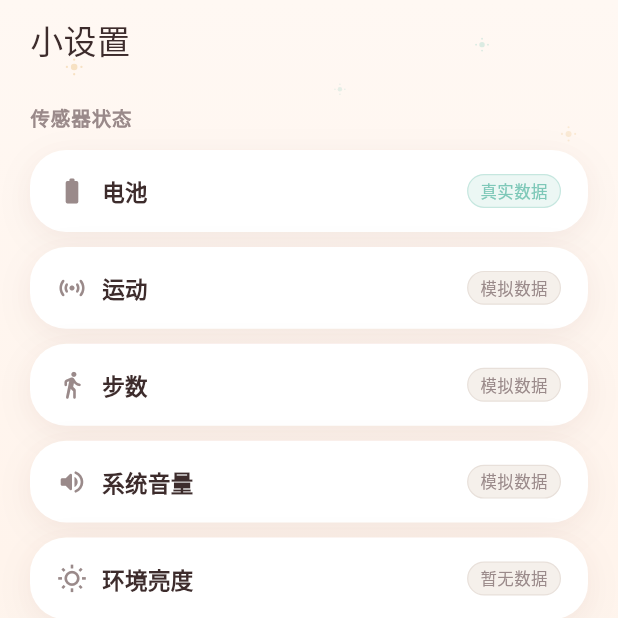
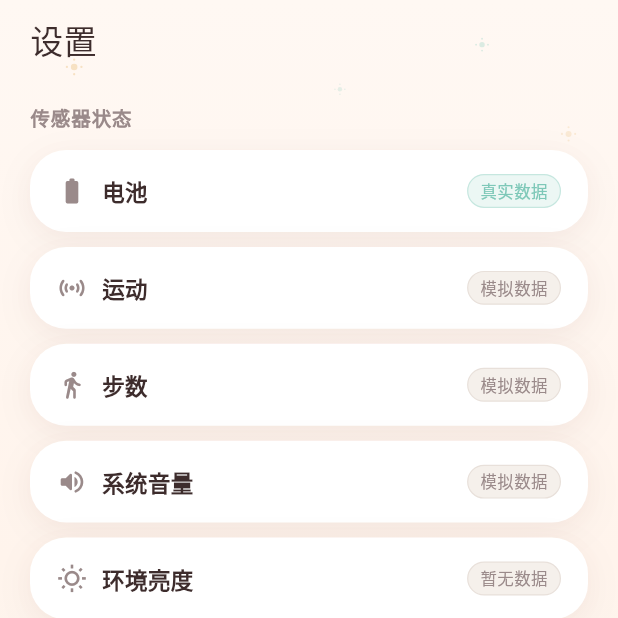
Before and after one commit to Lotus1717/NothingLab, a Flutter app: the screen it shows after launch, item 3 of the bottom bar chosen, on a phone screen of 412 x 824 dp, the top half of it. Run offline on Flutter 3.47's test engine with Material 3 defaults, Android fonts, the phone set to English and light mode, and no system bars; our stand-ins replace battery_plus, cross_file, permission_handler, sensors_plus, share_plus, shared_preferences; missing offline and left inert: flutter_local_ai, light, pedometer_2, screen_brightness, volume_controller; Roboto replaces fonts that are missing (ZCOOLKuaiLe); project files that could hold a hidden picture were left out.

Commit message:
feat: 扩充模板库至100条，设置页/收藏按钮文案优化

```diff
--- a/lib/screens/settings_page.dart
+++ b/lib/screens/settings_page.dart
@@ -289,7 +289,7 @@ class _SettingsPageState extends State<SettingsPage> {
             crossAxisAlignment: CrossAxisAlignment.start,
             children: [
               const SizedBox(height: 12),
-              Text('小设置', style: AppTheme.pageTitle(context)),
+              Text('设置', style: AppTheme.pageTitle(context)),
               const SizedBox(height: 20),
               const SectionHeader(title: '传感器状态'),
               _SettingRow(
--- a/lib/services/ai_service.dart
+++ b/lib/services/ai_service.dart
@@ -318,6 +318,176 @@ class AiService extends ChangeNotifier {
         '环境光线${d.ambientLight}勒克斯时，你眼角余光会多捕捉到${((d.ambientLight % 3) + 1)}粒灰尘',
     (SensorData d) =>
         '${d.timeHint}音量${d.volume}%时，接下来适合做创意的白日梦',
+    (SensorData d) =>
+        '电量${d.battery ?? 50}%的此刻，你的第${((d.battery ?? 50) % 6) + 1}个app正在后台偷看你的位置',
+    (SensorData d) =>
+        '步数${d.steps}不达5000，你今天吃下的第${((d.battery ?? 50) % 3) + 1}口零食会多长0.2克',
+    (SensorData d) =>
+        '亮度${d.brightness}%时，你解锁手机的姿势比${d.dayPhase}平均歪了${((d.brightness % 5) + 1) * 0.3}度',
+    (SensorData d) =>
+        '根据你${d.isMoving ? "正在走" : "没在走"}的状态，你的下一杯水会在${((d.battery ?? 50) % 12) + 3}分钟后被想起',
+    (SensorData d) =>
+        '电量${d.battery ?? 50}%时，你的表情包选择速度会慢${((d.battery ?? 50) % 4 + 1) * 0.15}秒',
+    (SensorData d) =>
+        '步数${d.steps}的此刻，你的蓝牙耳机里飘着一首你最近哼过的歌',
+    (SensorData d) =>
+        '系统音量${d.volume}%时，你下一个短视频会重复播放${((d.volume % 3) + 1)}遍',
+    (SensorData d) =>
+        '电量${d.battery ?? 50}%这个数字，和你上一次看时间的秒数有着隐秘的联系',
+    (SensorData d) =>
+        '${d.dayPhase}的亮度${d.brightness}%下，你会在${((d.brightness % 4) + 1)}分钟后想起一条该回没回的消息',
+    (SensorData d) =>
+        '步数${d.steps}，你的大拇指今天已经滑过了相当于${(d.steps ~/ 30) + 1}层楼的高度',
+    (SensorData d) =>
+        '电量${d.battery ?? 50}%时，你接下来刷到的第${((d.battery ?? 50) % 5) + 2}条内容会让你笑出声',
+    (SensorData d) =>
+        '系统音量${d.volume}%说明你周围环境噪声约${((d.volume % 6) + 1) * 10}分贝',
+    (SensorData d) =>
+        '${d.isMoving ? "正在走动中" : "保持静止"}的你，会在${((d.battery ?? 50) % 6) + 2}分钟内改变一次坐姿',
+    (SensorData d) =>
+        '步数${d.steps}步，你今天的第${(d.steps ~/ 200 % 6) + 1}次解锁手机时会有新通知',
+    (SensorData d) =>
+        '电量${d.battery ?? 50}%时你的瞳孔比${d.dayPhase}平均值小了${((d.battery ?? 50) % 5 + 1) * 0.05}毫米',
+    (SensorData d) =>
+        '环境光线${d.ambientLight}勒克斯时，你会误以为有人看了你一眼——但其实没有',
+    (SensorData d) =>
+        '亮度${d.brightness}%的屏幕前，你的眼皮比${d.dayPhase}早${((d.brightness % 3) + 1)}分钟开始发沉',
+    (SensorData d) =>
+        '步数${d.steps}步说明你今天活动量排在第${(d.steps ~/ 500 % 10) + 1}百分位',
+    (SensorData d) =>
+        '电量${d.battery ?? 50}%时你在搜索栏输入的下一句话会少${((d.battery ?? 50) % 3) + 1}个字',
+    (SensorData d) =>
+        '${d.timeHint}的你，手腕温度比${d.isMoving ? "运动" : "静止"}状态高了${((d.battery ?? 50) % 5 + 1) * 0.1}℃',
+    (SensorData d) =>
+        '系统音量${d.volume}%时你错过了一条${((d.volume % 10) + 1)}秒的语音消息',
+    (SensorData d) =>
+        '步数${d.steps}的今天，你第${(d.steps ~/ 100 % 10) + 1}次看手机时会被自己的屏保可爱到',
+    (SensorData d) =>
+        '电量${d.battery ?? 50}%的这个瞬间，你的手机已经替你做了${((d.battery ?? 50) * 3 + d.steps % 50)}个决定',
+    (SensorData d) =>
+        '亮度${d.brightness}%下你的眼睛调节速度比理想值慢了${((d.brightness % 3) + 1) * 0.05}秒',
+    (SensorData d) =>
+        '步数${d.steps}，你今天的第${(d.steps ~/ 80 % 8) + 1}次深呼吸会比上一次浅${((d.battery ?? 50) % 3 + 1)}%',
+    (SensorData d) =>
+        '${d.dayPhase}的${d.timeHint}，你的专注力还剩${((d.battery ?? 50) % 30) + 40}%',
+    (SensorData d) =>
+        '电量${d.battery ?? 50}%时你刷到的下一条视频${d.isMoving ? "有" : "没有"}猫',
+    (SensorData d) =>
+        '步数${d.steps}步时，你口袋里的钥匙串比${d.dayPhase}早${((d.battery ?? 50) % 5 + 1)}分钟发出声响',
+    (SensorData d) =>
+        '屏幕亮度${d.brightness}%的此刻，你手机的色温比标准暖了${((d.brightness % 4) + 1) * 50}K',
+    (SensorData d) =>
+        '电量${d.battery ?? 50}%时你打开的第${((d.battery ?? 50) % 4) + 1}个app会弹出一个你不需要的更新',
+    (SensorData d) =>
+        '系统音量${d.volume}%意味着你周围的空气振动频率在${((d.volume % 8) + 1) * 100}赫兹左右',
+    (SensorData d) =>
+        '步数${d.steps}步的你，右脚比左脚多承担了${(d.steps % 13) + 3}%的体重',
+    (SensorData d) =>
+        '${d.timeHint}的你能量槽还剩${((d.battery ?? 50) % 40) + 20}%，建议补充糖分',
+    (SensorData d) =>
+        '电量${d.battery ?? 50}%时你打出下一句话的平均字间距会宽${((d.battery ?? 50) % 3 + 1) * 0.1}像素',
+    (SensorData d) =>
+        '步数${d.steps}步，你今天已经消耗了约${(d.steps ~/ 20) + 1}颗M豆的热量',
+    (SensorData d) =>
+        '屏幕亮度${d.brightness}%时你解锁的方式比${d.dayPhase}多了${((d.brightness % 3) + 1)}次误触',
+    (SensorData d) =>
+        '${d.isMoving ? "移动状态" : "静止状态"}下，你的呼吸间隔比${d.dayPhase}多了${((d.battery ?? 50) % 4 + 1) * 0.1}秒',
+    (SensorData d) =>
+        '电量${d.battery ?? 50}%的此刻，${d.dayPhase}的风正在${d.isMoving ? "和你同一个方向" : "从你身边经过"}',
+    (SensorData d) =>
+        '步数${d.steps}时你口袋里的耳机线打了${(d.steps % 5) + 1}个结',
+    (SensorData d) =>
+        '系统音量${d.volume}%时你听到的下一声通知会比你想象中响${((d.volume % 3) + 1) * 0.2}倍',
+    (SensorData d) =>
+        '亮度${d.brightness}%的屏幕前，你的蓝光摄入量已达今日建议值的${((d.brightness % 5) + 1) * 15}%',
+    (SensorData d) =>
+        '电量${d.battery ?? 50}%时你的手机比${d.dayPhase}开始时重了${((d.battery ?? 50) % 3 + 1) * 0.01}克',
+    (SensorData d) =>
+        '步数${d.steps}步的你，今天已经划过了相当于${(d.steps ~/ 200) + 1}个足球场的屏幕',
+    (SensorData d) =>
+        '${d.timeHint}保持${d.isMoving ? "移动" : "静止"}会让你今晚的梦多${((d.battery ?? 50) % 5 + 1)}种颜色',
+    (SensorData d) =>
+        '电量${d.battery ?? 50}%时你手机的陀螺仪比你更清楚你现在的姿势',
+    (SensorData d) =>
+        '屏幕亮度${d.brightness}%时，你的眼睫毛会在屏幕上投下${((d.brightness % 3) + 1) * 0.01}毫米的阴影',
+    (SensorData d) =>
+        '步数${d.steps}步，你今天的第${(d.steps ~/ 300 % 5) + 1}次尴尬来自于一条发错的消息',
+    (SensorData d) =>
+        '系统音量${d.volume}%时，你被下一个通知吓一跳的概率是${((d.volume % 4) + 1) * 15}%',
+    (SensorData d) =>
+        '电量${d.battery ?? 50}%时你双击home的手速比${d.dayPhase}慢了${((d.battery ?? 50) % 5 + 1) * 0.02}秒',
+    (SensorData d) =>
+        '环境光线${d.ambientLight}勒克斯说明你的瞳孔正在以${((d.ambientLight % 5) + 1) * 0.3}毫米/秒的速度收缩',
+    (SensorData d) =>
+        '${d.isMoving ? "走路带风" : "稳如泰山"}的你，肩胛骨之间的肌肉紧张度是${((d.battery ?? 50) % 6) + 1}/10',
+    (SensorData d) =>
+        '步数${d.steps}步时你打了个哈欠，${d.dayPhase}的氧气浓度比${((d.battery ?? 50) % 4 + 1)}分钟前低了0.01%',
+    (SensorData d) =>
+        '电量${d.battery ?? 50}%的此刻，你的手机壳背面有${((d.battery ?? 50) % 8) + 1}个指纹等你擦掉',
+    (SensorData d) =>
+        '系统音量${d.volume}%时${d.dayPhase}的噪音指数对你情绪的影响系数是${((d.volume % 5) + 2) * 0.4}',
+    (SensorData d) =>
+        '步数${d.steps}步的你，今天已经说了约${d.steps ~/ 10 + 10}个字——其中${((d.battery ?? 50) % 8) + 2}句是废话',
+    (SensorData d) =>
+        '亮度${d.brightness}%下你的视杆细胞活跃度比${d.dayPhase}均值低了${((d.brightness % 5) + 1) * 8}%',
+    (SensorData d) =>
+        '${d.timeHint}的你，上一次眨眼是在${((d.battery ?? 50) % 8) + 3}秒前——该眨了',
+    (SensorData d) =>
+        '电量${d.battery ?? 50}%时你的手机在${d.dayPhase}的阳光下反光角度刚好不对——它在提醒你该放下它了',
+    (SensorData d) =>
+        '步数${d.steps}步，你今天少走的${(d.steps % 30 + 10)}步会被你的夜宵记住',
+    (SensorData d) =>
+        '系统音量${d.volume}%这个数字和你今天点外卖的金额最后两位有${((d.volume % 5) + 1) * 20}%的关联',
+    (SensorData d) =>
+        '环境光线${d.ambientLight}勒克斯时，你影子模糊程度刚好让${((d.ambientLight % 5) + 1)}个人认不出你',
+    (SensorData d) =>
+        '电量${d.battery ?? 50}%时，你手机里第${((d.battery ?? 50) % 9) + 1}张照片拍的是一只正在看你手机的东西',
+    (SensorData d) =>
+        '步数${d.steps}步的你，鞋底磨损率比${d.dayPhase}均值高了${(d.steps % 8) + 2}%',
+    (SensorData d) =>
+        '${d.dayPhase}${d.brightness}%的亮度下，你的多巴胺分泌速度刚好是${((d.brightness % 4) + 1) * 0.3}单位/分钟',
+    (SensorData d) =>
+        '电量${d.battery ?? 50}%时你下滑刷新时比${d.dayPhase}更加用力——是焦虑在驱动你的拇指',
+    (SensorData d) =>
+        '系统音量${d.volume}%时，你听到的第${((d.volume % 4) + 1)}个声音来自${d.dayPhase}的窗外',
+    (SensorData d) =>
+        '步数${d.steps}步，你今天的第${(d.steps ~/ 500 % 5) + 1}次灵感来自于一句你无意间听到的话',
+    (SensorData d) =>
+        '亮度${d.brightness}%时你点击屏幕的力度比${d.dayPhase}重了${((d.brightness % 5) + 1) * 3}克力',
+    (SensorData d) =>
+        '${d.timeHint}如果${d.isMoving ? "继续走" : "保持不动"}，你将在${((d.battery ?? 50) % 10) + 3}分钟后想起一件去年的小事',
+    (SensorData d) =>
+        '电量${d.battery ?? 50}%这个数字和海平面${((d.battery ?? 50) * 100) % 9999 + 1}米处的气压值有着奇妙的对应',
+    (SensorData d) =>
+        '步数${d.steps}步，你右手拇指的运动量是左手的${(d.steps % 5) + 2}倍——典型的刷手机型社会',
+    (SensorData d) =>
+        '系统音量${d.volume}%时你对下一个社交消息的期待指数是${((d.volume % 6) + 1) * 15}%',
+    (SensorData d) =>
+        '环境光线${d.ambientLight}勒克斯的${d.dayPhase}，你的瞳孔形状像一个完美的不等式',
+    (SensorData d) =>
+        '电量${d.battery ?? 50}%的你，今日最后一次失眠和${((d.battery ?? 50) % 3 + 1)}小时前喝的那杯东西有关',
+    (SensorData d) =>
+        '步数${d.steps}步，你今天的第${(d.steps ~/ 700 % 4) + 1}次快乐与你当前看到的颜色有关',
+    (SensorData d) =>
+        '${d.dayPhase}的屏幕亮度${d.brightness}%，比你理想中的生活亮度低了${((d.brightness % 5) + 1) * 10}%',
+    (SensorData d) =>
+        '电量${d.battery ?? 50}%时你手机的无线信号里飘着${((d.battery ?? 50) % 6) + 3}条未送达的群消息',
+    (SensorData d) =>
+        '步数${d.steps}步，你今天已经滑过了${(d.steps ~/ 5) + 10}米的屏幕——比你的实际步距还长',
+    (SensorData d) =>
+        '系统音量${d.volume}%的${d.dayPhase}，你体内的咖啡因浓度正在以${((d.volume % 4) + 1) * 0.2}微克/分的速度衰减',
+    (SensorData d) =>
+        '亮度${d.brightness}%时你解锁手机的速度比${d.dayPhase}快${((d.brightness % 4) + 1) * 0.1}秒——因为外面太亮了',
+    (SensorData d) =>
+        '${d.timeHint}的你，注意力曲线在${((d.battery ?? 50) % 20) + 40}%处徘徊——和你的电量同步',
+    (SensorData d) =>
+        '电量${d.battery ?? 50}%时你手机的重力感应器感知到了${((d.battery ?? 50) % 5 + 1) * 0.5}°的姿态偏移',
+    (SensorData d) =>
+        '步数${d.steps}步的你，下一条朋友圈的点赞数会是${(d.steps % 9) + 3}——不多不少',
+    (SensorData d) =>
+        '系统音量${d.volume}%时你收到的一条信息会把你的嘴角往上拉${((d.volume % 3) + 1) * 0.5}毫米',
+    (SensorData d) =>
+        '${d.dayPhase}的${d.timeHint}，你的第${(d.brightness % 5) + 3}个念头会和食物有关——概率97%',
   ];
 
   Future<String> generateProphecy(SensorData sensor) async {
--- a/lib/widgets/prophecy_card.dart
+++ b/lib/widgets/prophecy_card.dart
@@ -174,7 +174,7 @@ class _ProphecyCardState extends State<ProphecyCard>
                         icon: widget.isLiked
                             ? Icons.favorite_rounded
                             : Icons.favorite_border_rounded,
-                        label: widget.isLiked ? '已喜欢' : '喜欢',
+                        label: widget.isLiked ? '已收藏' : '收藏',
                         primary: true,
                         onPressed: widget.isLiked ? null : widget.onLike,
                       ),
--- a/lib/widgets/sensor_card.dart
+++ b/lib/widgets/sensor_card.dart
@@ -45,7 +45,7 @@ class SensorCard extends StatelessWidget {
           ),
           const Spacer(),
           Text(
-            '${sensor.dayPhase} · ${sensor.timeHint}',
+            '${sensor.timeHint}',
             style: AppTheme.caption(context).copyWith(
               fontSize: 10,
               color: AppTheme.textMuted,
```
